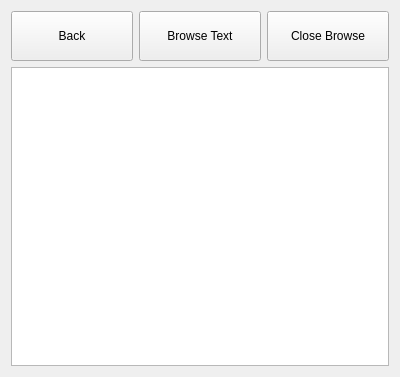
The window that dlgmainnotes.ui (ic005k/Knot-Legacy) describes before a commit, drawn with Qt 5.
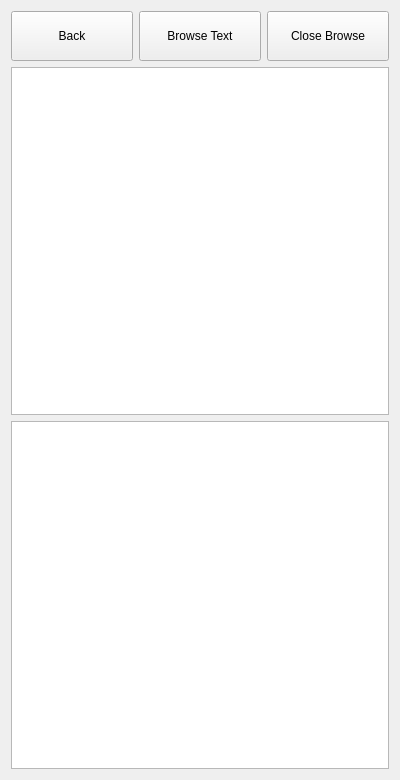
The same window after the commit.

```diff
--- a/dlgmainnotes.ui
+++ b/dlgmainnotes.ui
@@ -7,13 +7,19 @@
     <x>0</x>
     <y>0</y>
     <width>400</width>
-    <height>377</height>
+    <height>780</height>
    </rect>
   </property>
   <property name="windowTitle">
    <string>Dialog</string>
   </property>
   <layout class="QGridLayout" name="gridLayout">
+   <item row="2" column="0">
+    <widget class="QTextBrowser" name="textBrowser"/>
+   </item>
+   <item row="1" column="0">
+    <widget class="QTextEdit" name="textEdit"/>
+   </item>
    <item row="0" column="0">
     <layout class="QHBoxLayout" name="horizontalLayout">
      <item>
```
Left out of the diff: 3 changed lines with no effect on the pictures.
